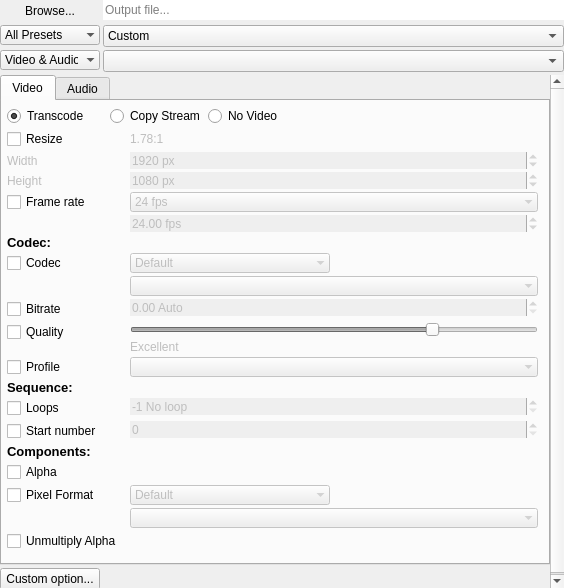
The window that DuFFMpeg/outputwidget.ui (RxLaboratory/DuME) describes before a commit, drawn with Qt 5.
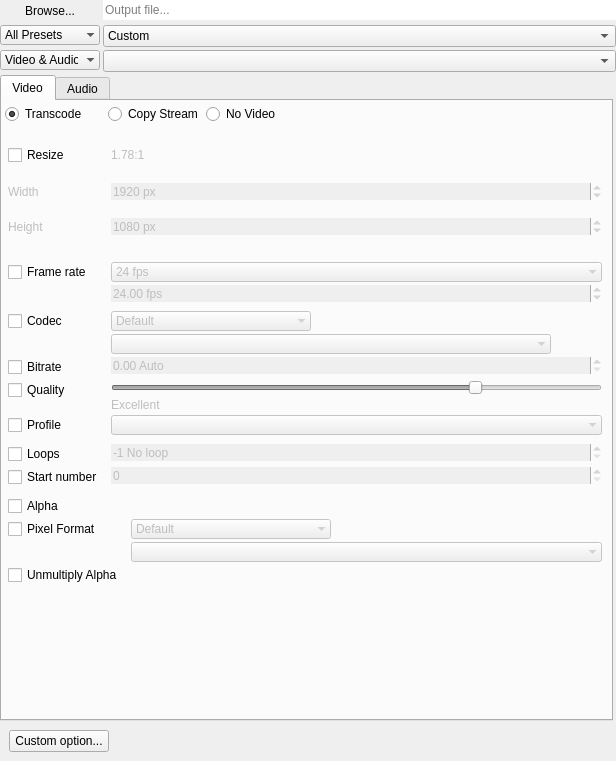
The same window after the commit. The open tabs and pages were chosen to show the change.

```diff
--- a/DuFFMpeg/outputwidget.ui
+++ b/DuFFMpeg/outputwidget.ui
@@ -6,14 +6,14 @@
    <rect>
     <x>0</x>
     <y>0</y>
-    <width>564</width>
-    <height>588</height>
+    <width>616</width>
+    <height>761</height>
    </rect>
   </property>
   <property name="windowTitle">
    <string>Form</string>
   </property>
-  <layout class="QVBoxLayout" name="verticalLayout_5" stretch="0,1">
+  <layout class="QVBoxLayout" name="verticalLayout_8">
    <property name="spacing">
     <number>3</number>
    </property>
@@ -242,13 +242,13 @@
        <rect>
         <x>0</x>
         <y>0</y>
-        <width>550</width>
-        <height>580</height>
+        <width>616</width>
+        <height>677</height>
        </rect>
       </property>
-      <layout class="QVBoxLayout" name="verticalLayout" stretch="1,0">
+      <layout class="QVBoxLayout" name="verticalLayout" stretch="0,0">
        <property name="spacing">
-        <number>3</number>
+        <number>0</number>
        </property>
        <property name="leftMargin">
         <number>0</number>
@@ -257,7 +257,7 @@
         <number>0</number>
        </property>
        <property name="rightMargin">
-        <number>0</number>
+        <number>3</number>
        </property>
        <property name="bottomMargin">
         <number>0</number>
@@ -274,7 +274,7 @@
           <enum>QTabWidget::North</enum>
          </property>
          <property name="currentIndex">
-          <number>0</number>
+          <number>1</number>
          </property>
          <widget class="QWidget" name="tab_7">
           <property name="sizePolicy">
@@ -291,16 +291,16 @@
             <number>3</number>
            </property>
            <property name="leftMargin">
-            <number>5</number>
+            <number>3</number>
            </property>
            <property name="topMargin">
-            <number>5</number>
+            <number>3</number>
            </property>
            <property name="rightMargin">
-            <number>10</number>
+            <number>6</number>
            </property>
            <property name="bottomMargin">
-            <number>10</number>
+            <number>3</number>
            </property>
            <item>
             <widget class="QWidget" name="videoSelectionWidget" native="true">
@@ -376,8 +376,8 @@
             </widget>
            </item>
            <item>
-            <widget class="QWidget" name="videoTranscodeWidget" native="true">
-             <layout class="QFormLayout" name="formLayout">
+            <widget class="QWidget" name="resizeWidget" native="true">
+             <layout class="QFormLayout" name="formLayout_4">
               <property name="horizontalSpacing">
                <number>3</number>
               </property>
@@ -385,16 +385,16 @@
                <number>3</number>
               </property>
               <property name="leftMargin">
-               <number>0</number>
+               <number>3</number>
               </property>
               <property name="topMargin">
-               <number>0</number>
+               <number>3</number>
               </property>
               <property name="rightMargin">
-               <number>0</number>
+               <number>3</number>
               </property>
               <property name="bottomMargin">
-               <number>0</number>
+               <number>3</number>
               </property>
               <item row="0" column="0">
                <widget class="QCheckBox" name="resizeButton">
@@ -501,7 +501,31 @@
                 </property>
                </widget>
               </item>
-              <item row="3" column="0">
+             </layout>
+            </widget>
+           </item>
+           <item>
+            <widget class="QWidget" name="frameRateWidget" native="true">
+             <layout class="QFormLayout" name="formLayout_5">
+              <property name="horizontalSpacing">
+               <number>3</number>
+              </property>
+              <property name="verticalSpacing">
+               <number>3</number>
+              </property>
+              <property name="leftMargin">
+               <number>3</number>
+              </property>
+              <property name="topMargin">
+               <number>3</number>
+              </property>
+              <property name="rightMargin">
+               <number>3</number>
+              </property>
+              <property name="bottomMargin">
+               <number>3</number>
+              </property>
+              <item row="0" column="0">
                <widget class="QCheckBox" name="frameRateButton">
                 <property name="minimumSize">
                  <size>
@@ -520,7 +544,7 @@
                 </property>
                </widget>
               </item>
-              <item row="3" column="1">
+              <item row="0" column="1">
                <widget class="QComboBox" name="frameRateBox">
                 <property name="enabled">
                  <bool>false</bool>
@@ -604,7 +628,7 @@
                 </item>
                </widget>
               </item>
-              <item row="4" column="1">
+              <item row="1" column="1">
                <widget class="QDoubleSpinBox" name="frameRateEdit">
                 <property name="enabled">
                  <bool>false</bool>
@@ -623,21 +647,31 @@
                 </property>
                </widget>
               </item>
-              <item row="5" column="0">
-               <widget class="QLabel" name="videoCodecLabel">
-                <property name="font">
-                 <font>
-                  <pointsize>10</pointsize>
-                  <weight>75</weight>
-                  <bold>true</bold>
-                 </font>
-                </property>
-                <property name="text">
-                 <string>Codec:</string>
-                </property>
-               </widget>
-              </item>
-              <item row="6" column="0">
+             </layout>
+            </widget>
+           </item>
+           <item>
+            <widget class="QWidget" name="mainVideoCodecWidget" native="true">
+             <layout class="QFormLayout" name="formLayout_6">
+              <property name="horizontalSpacing">
+               <number>3</number>
+              </property>
+              <property name="verticalSpacing">
+               <number>3</number>
+              </property>
+              <property name="leftMargin">
+               <number>3</number>
+              </property>
+              <property name="topMargin">
+               <number>3</number>
+              </property>
+              <property name="rightMargin">
+               <number>3</number>
+              </property>
+              <property name="bottomMargin">
+               <number>3</number>
+              </property>
+              <item row="0" column="0">
                <widget class="QCheckBox" name="videoCodecButton">
                 <property name="minimumSize">
                  <size>
@@ -656,7 +690,7 @@
                 </property>
                </widget>
               </item>
-              <item row="6" column="1">
+              <item row="0" column="1">
                <widget class="QWidget" name="videoCodecWidget" native="true">
                 <property name="enabled">
                  <bool>false</bool>
@@ -730,6 +764,12 @@
                      <verstretch>0</verstretch>
                     </sizepolicy>
                    </property>
+                   <property name="maximumSize">
+                    <size>
+                     <width>440</width>
+                     <height>16777215</height>
+                    </size>
+                   </property>
                    <property name="frame">
                     <bool>false</bool>
                    </property>
@@ -738,7 +778,7 @@
                 </layout>
                </widget>
               </item>
-              <item row="7" column="0">
+              <item row="1" column="0">
                <widget class="QCheckBox" name="videoBitrateButton">
                 <property name="minimumSize">
                  <size>
@@ -757,7 +797,7 @@
                 </property>
                </widget>
               </item>
-              <item row="7" column="1">
+              <item row="1" column="1">
                <widget class="QDoubleSpinBox" name="videoBitRateEdit">
                 <property name="enabled">
                  <bool>false</bool>
@@ -782,7 +822,7 @@
                 </property>
                </widget>
               </item>
-              <item row="8" column="0">
+              <item row="2" column="0">
                <widget class="QCheckBox" name="videoQualityButton">
                 <property name="minimumSize">
                  <size>
@@ -801,7 +841,7 @@
                 </property>
                </widget>
               </item>
-              <item row="8" column="1">
+              <item row="2" column="1">
                <widget class="QWidget" name="videoQualityWidget" native="true">
                 <property name="enabled">
                  <bool>false</bool>
@@ -860,7 +900,7 @@
                 </layout>
                </widget>
               </item>
-              <item row="9" column="0">
+              <item row="3" column="0">
                <widget class="QCheckBox" name="videoProfileButton">
                 <property name="minimumSize">
                  <size>
@@ -879,7 +919,7 @@
                 </property>
                </widget>
               </item>
-              <item row="9" column="1">
+              <item row="3" column="1">
                <widget class="QComboBox" name="videoProfileBox">
                 <property name="enabled">
                  <bool>false</bool>
@@ -895,21 +935,31 @@
                 </property>
                </widget>
               </item>
-              <item row="10" column="0">
-               <widget class="QLabel" name="sequenceLabel">
-                <property name="font">
-                 <font>
-                  <pointsize>10</pointsize>
-                  <weight>75</weight>
-                  <bold>true</bold>
-                 </font>
-                </property>
-                <property name="text">
-                 <string>Sequence:</string>
-                </property>
-               </widget>
-              </item>
-              <item row="11" column="0">
+             </layout>
+            </widget>
+           </item>
+           <item>
+            <widget class="QWidget" name="sequenceWidget" native="true">
+             <layout class="QFormLayout" name="formLayout_9">
+              <property name="horizontalSpacing">
+               <number>3</number>
+              </property>
+              <property name="verticalSpacing">
+               <number>3</number>
+              </property>
+              <property name="leftMargin">
+               <number>3</number>
+              </property>
+              <property name="topMargin">
+               <number>3</number>
+              </property>
+              <property name="rightMargin">
+               <number>3</number>
+              </property>
+              <property name="bottomMargin">
+               <number>3</number>
+              </property>
+              <item row="0" column="0">
                <widget class="QCheckBox" name="videoLoopsButton">
                 <property name="minimumSize">
                  <size>
@@ -928,7 +978,7 @@
                 </property>
                </widget>
               </item>
-              <item row="11" column="1">
+              <item row="0" column="1">
                <widget class="QSpinBox" name="videoLoopsEdit">
                 <property name="enabled">
                  <bool>false</bool>
@@ -950,26 +1000,7 @@
                 </property>
                </widget>
               </item>
-              <item row="12" column="0">
-               <widget class="QCheckBox" name="startNumberButton">
-                <property name="minimumSize">
-                 <size>
-                  <width>100</width>
-                  <height>0</height>
-                 </size>
-                </property>
-                <property name="maximumSize">
-                 <size>
-                  <width>100</width>
-                  <height>16777215</height>
-                 </size>
-                </property>
-                <property name="text">
-                 <string>Start number</string>
-                </property>
-               </widget>
-              </item>
-              <item row="12" column="1">
+              <item row="1" column="1">
                <widget class="QSpinBox" name="startNumberEdit">
                 <property name="enabled">
                  <bool>false</bool>
@@ -991,21 +1022,59 @@
                 </property>
                </widget>
               </item>
-              <item row="13" column="0">
-               <widget class="QLabel" name="componentsLabel">
-                <property name="font">
-                 <font>
-                  <pointsize>10</pointsize>
-                  <weight>75</weight>
-                  <bold>true</bold>
-                 </font>
+              <item row="1" column="0">
+               <widget class="QCheckBox" name="startNumberButton">
+                <property name="minimumSize">
+                 <size>
+                  <width>100</width>
+                  <height>0</height>
+                 </size>
+                </property>
+                <property name="maximumSize">
+                 <size>
+                  <width>100</width>
+                  <height>16777215</height>
+                 </size>
                 </property>
                 <property name="text">
-                 <string>Components:</string>
+                 <string>Start number</string>
                 </property>
                </widget>
               </item>
-              <item row="14" column="0">
+             </layout>
+            </widget>
+           </item>
+           <item>
+            <widget class="QWidget" name="componentsWidget" native="true">
+             <property name="maximumSize">
+              <size>
+               <width>600</width>
+               <height>16777215</height>
+              </size>
+             </property>
+             <layout class="QFormLayout" name="formLayout_10">
+              <property name="formAlignment">
+               <set>Qt::AlignLeading|Qt::AlignLeft|Qt::AlignTop</set>
+              </property>
+              <property name="horizontalSpacing">
+               <number>3</number>
+              </property>
+              <property name="verticalSpacing">
+               <number>3</number>
+              </property>
+              <property name="leftMargin">
+               <number>3</number>
+              </property>
+              <property name="topMargin">
+               <number>3</number>
+              </property>
+              <property name="rightMargin">
+               <number>3</number>
+              </property>
+              <property name="bottomMargin">
+               <number>3</number>
+              </property>
+              <item row="0" column="0">
                <widget class="QCheckBox" name="alphaButton">
                 <property name="minimumSize">
                  <size>
@@ -1024,7 +1093,7 @@
                 </property>
                </widget>
               </item>
-              <item row="15" column="0">
+              <item row="1" column="0">
                <widget class="QCheckBox" name="pixFmtButton">
                 <property name="minimumSize">
                  <size>
@@ -1043,7 +1112,7 @@
                 </property>
                </widget>
               </item>
-              <item row="15" column="1">
+              <item row="1" column="1">
                <widget class="QWidget" name="pixFmtWidget" native="true">
                 <property name="enabled">
                  <bool>false</bool>
@@ -1110,7 +1179,7 @@
                 </layout>
                </widget>
               </item>
-              <item row="16" column="0">
+              <item row="2" column="0">
                <widget class="QCheckBox" name="unmultButton">
                 <property name="minimumSize">
                  <size>
@@ -1157,21 +1226,21 @@
           <attribute name="title">
            <string>Audio</string>
           </attribute>
-          <layout class="QVBoxLayout" name="verticalLayout_8" stretch="0,1,0">
+          <layout class="QVBoxLayout" name="verticalLayout_5">
            <property name="spacing">
             <number>3</number>
            </property>
            <property name="leftMargin">
-            <number>0</number>
+            <number>3</number>
            </property>
            <property name="topMargin">
-            <number>0</number>
+            <number>3</number>
            </property>
            <property name="rightMargin">
-            <number>0</number>
+            <number>6</number>
            </property>
            <property name="bottomMargin">
-            <number>0</number>
+            <number>3</number>
            </property>
            <item>
             <widget class="QWidget" name="audioSelectionWidget" native="true">
@@ -1253,8 +1322,8 @@
             </widget>
            </item>
            <item>
-            <widget class="QWidget" name="audioTranscodeWidget" native="true">
-             <layout class="QFormLayout" name="formLayout_2">
+            <widget class="QWidget" name="samplingWidget" native="true">
+             <layout class="QFormLayout" name="formLayout">
               <property name="horizontalSpacing">
                <number>3</number>
               </property>
@@ -1262,16 +1331,16 @@
                <number>3</number>
               </property>
               <property name="leftMargin">
-               <number>0</number>
+               <number>3</number>
               </property>
               <property name="topMargin">
-               <number>0</number>
+               <number>3</number>
               </property>
               <property name="rightMargin">
-               <number>0</number>
+               <number>3</number>
               </property>
               <property name="bottomMargin">
-               <number>0</number>
+               <number>3</number>
               </property>
               <item row="0" column="0">
                <widget class="QCheckBox" name="samplingButton">
@@ -1305,7 +1374,31 @@
                 </property>
                </widget>
               </item>
-              <item row="2" column="0">
+             </layout>
+            </widget>
+           </item>
+           <item>
+            <widget class="QWidget" name="mainAudioCodecWidget" native="true">
+             <layout class="QFormLayout" name="formLayout_2">
+              <property name="horizontalSpacing">
+               <number>3</number>
+              </property>
+              <property name="verticalSpacing">
+               <number>3</number>
+              </property>
+              <property name="leftMargin">
+               <number>3</number>
+              </property>
+              <property name="topMargin">
+               <number>3</number>
+              </property>
+              <property name="rightMargin">
+               <number>3</number>
+              </property>
+              <property name="bottomMargin">
+               <number>3</number>
+              </property>
+              <item row="0" column="0">
                <widget class="QCheckBox" name="audioCodecButton">
                 <property name="minimumSize">
                  <size>
@@ -1324,7 +1417,7 @@
                 </property>
                </widget>
               </item>
-              <item row="2" column="1">
+              <item row="0" column="1">
                <widget class="QWidget" name="audioCodecWidget" native="true">
                 <property name="enabled">
                  <bool>false</bool>
@@ -1395,7 +1488,7 @@
                 </layout>
                </widget>
               </item>
-              <item row="3" column="0">
+              <item row="1" column="0">
                <widget class="QCheckBox" name="audioBitrateButton">
                 <property name="minimumSize">
                  <size>
@@ -1414,7 +1507,7 @@
                 </property>
                </widget>
               </item>
-              <item row="3" column="1">
+              <item row="1" column="1">
                <widget class="QSpinBox" name="audioBitRateEdit">
                 <property name="enabled">
                  <bool>false</bool>
@@ -1439,20 +1532,6 @@
                 </property>
                </widget>
               </item>
-              <item row="1" column="0">
-               <widget class="QLabel" name="audioCodecLabel">
-                <property name="font">
-                 <font>
-                  <pointsize>10</pointsize>
-                  <weight>75</weight>
-                  <bold>true</bold>
-                 </font>
-                </property>
-                <property name="text">
-                 <string>Codec:</string>
-                </property>
-               </widget>
-              </item>
              </layout>
             </widget>
            </item>
@@ -1464,7 +1543,7 @@
              <property name="sizeHint" stdset="0">
               <size>
                <width>20</width>
-               <height>40</height>
+               <height>372</height>
               </size>
              </property>
             </spacer>
@@ -1474,36 +1553,38 @@
         </widget>
        </item>
        <item>
-        <layout class="QFormLayout" name="customOptionsLayout">
-         <property name="horizontalSpacing">
-          <number>3</number>
-         </property>
-         <property name="verticalSpacing">
-          <number>3</number>
-         </property>
-         <property name="rightMargin">
-          <number>3</number>
-         </property>
-         <item row="0" column="0">
-          <widget class="QPushButton" name="addParam">
-           <property name="minimumSize">
-            <size>
-             <width>100</width>
-             <height>0</height>
-            </size>
-           </property>
-           <property name="maximumSize">
-            <size>
-             <width>100</width>
-             <height>16777215</height>
-            </size>
-           </property>
-           <property name="text">
-            <string>Custom option...</string>
-           </property>
-          </widget>
-         </item>
-        </layout>
+        <widget class="QWidget" name="customOptionsWidget" native="true">
+         <layout class="QFormLayout" name="customOptionsLayout">
+          <property name="horizontalSpacing">
+           <number>3</number>
+          </property>
+          <property name="verticalSpacing">
+           <number>3</number>
+          </property>
+          <property name="rightMargin">
+           <number>3</number>
+          </property>
+          <item row="0" column="0">
+           <widget class="QPushButton" name="addParam">
+            <property name="minimumSize">
+             <size>
+              <width>100</width>
+              <height>0</height>
+             </size>
+            </property>
+            <property name="maximumSize">
+             <size>
+              <width>100</width>
+              <height>16777215</height>
+             </size>
+            </property>
+            <property name="text">
+             <string>Custom option...</string>
+            </property>
+           </widget>
+          </item>
+         </layout>
+        </widget>
        </item>
       </layout>
      </widget>
```
